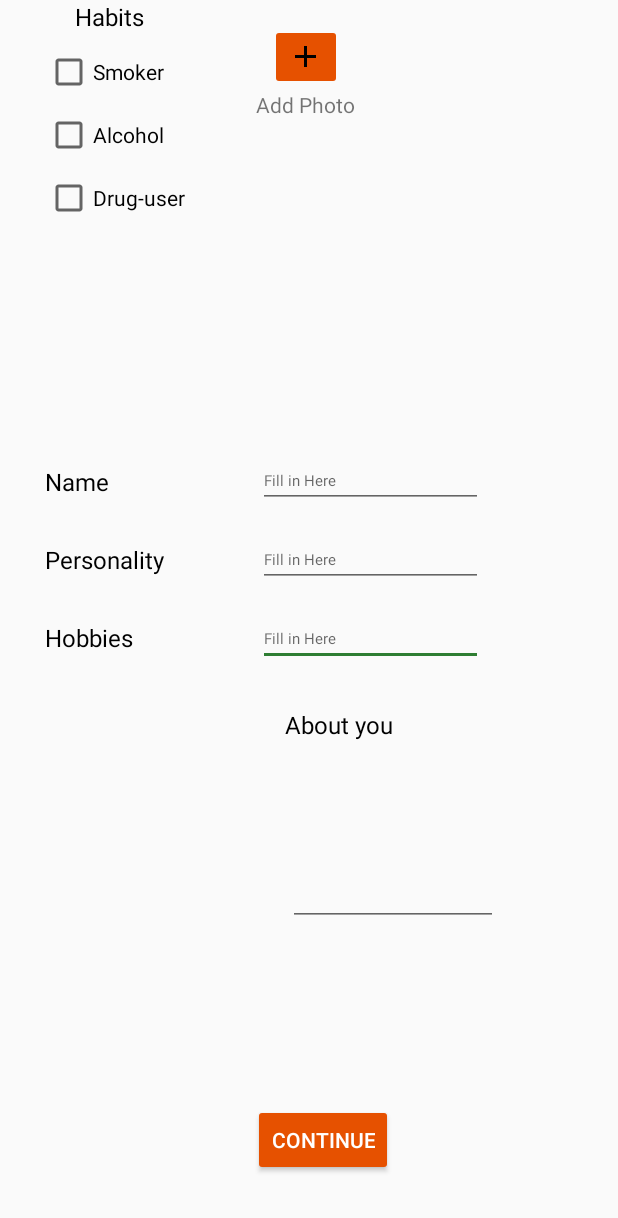
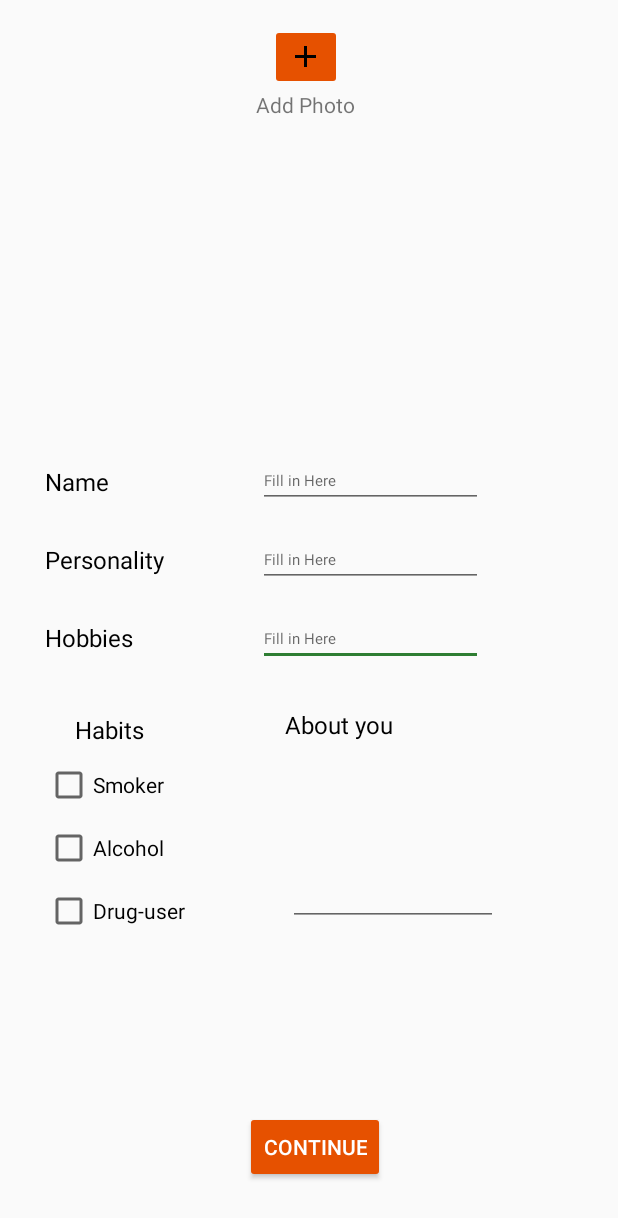
Before and after one commit to nickedchen/Grandfinder, an Android app: the layout activity_create_bio.xml on its own in the app's theme, with its tools: preview values and no code run, on a phone screen of 412 x 824 dp. Shown: the top 1218 px of the screen. Run offline under Robolectric (Android 15) with nearby library versions, the phone set to English and light mode, and no system bars.

Commit message:
changed margin on createBio

```diff
--- a/app/src/main/res/layout/activity_create_bio.xml
+++ b/app/src/main/res/layout/activity_create_bio.xml
@@ -75,12 +75,12 @@
         android:layout_width="wrap_content"
         android:layout_height="wrap_content"
         android:layout_marginStart="50dp"
-        android:layout_marginBottom="10dp"
+        android:layout_marginTop="475dp"
         android:text="Habits"
         android:textColor="@android:color/black"
         android:textSize="16sp"
-        app:layout_constraintBottom_toTopOf="@+id/checkBox1"
-        app:layout_constraintStart_toStartOf="parent" />
+        app:layout_constraintStart_toStartOf="parent"
+        app:layout_constraintTop_toTopOf="parent" />
 
     <CheckBox
         android:id="@+id/checkBox3"
@@ -129,8 +129,8 @@
         android:id="@+id/saveChanges"
         android:layout_width="wrap_content"
         android:layout_height="wrap_content"
-        android:layout_marginEnd="150dp"
-        android:layout_marginBottom="40dp"
+        android:layout_marginEnd="155dp"
+        android:layout_marginBottom="35dp"
         android:onClick="saveChange"
         android:text="Continue"
         app:layout_constraintBottom_toBottomOf="parent"
```
